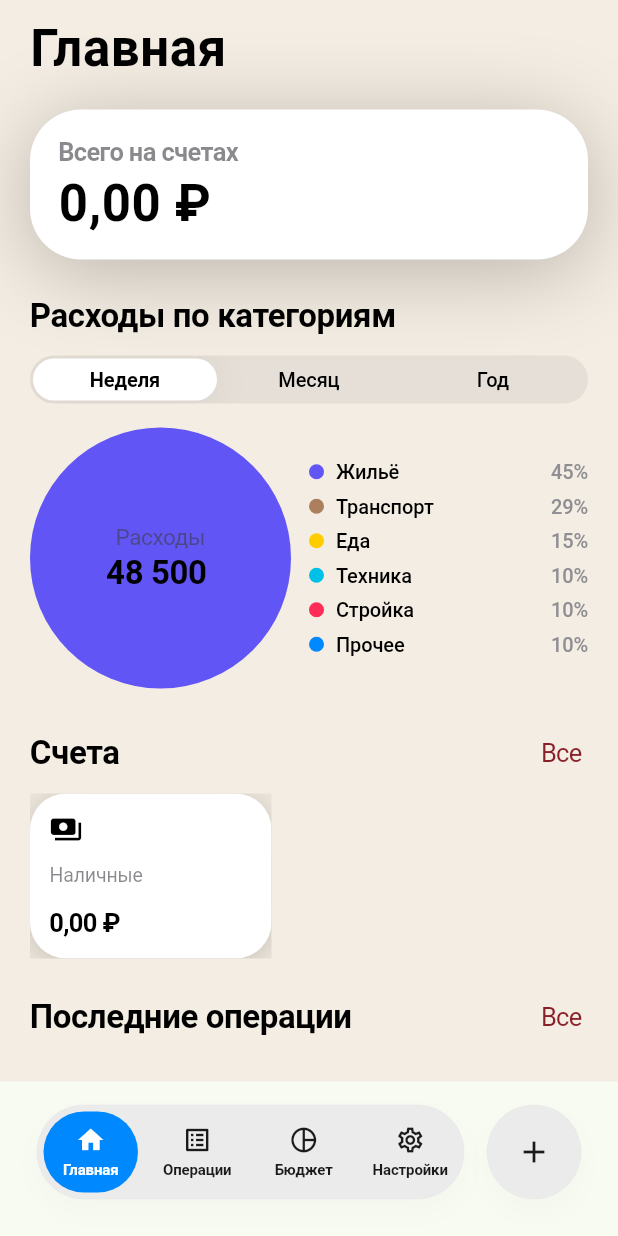
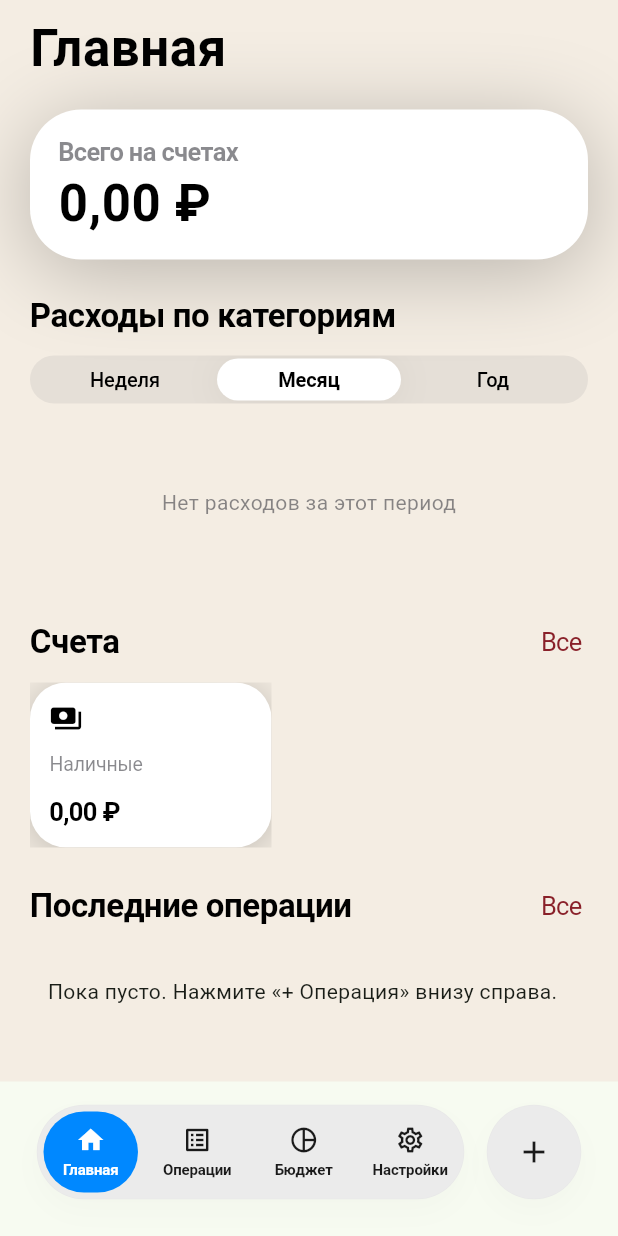
Before and after one commit to 0mnl/MyMoney, a Flutter app: the screen it shows after launch, on a phone screen of 412 x 824 dp. Run offline on Flutter 3.47's test engine with Material 3 defaults, Android fonts, the phone set to English and light mode, and no system bars; our stand-ins replace connectivity_plus, dio, fl_chart, flutter_riverpod, flutter_secure_storage, isar and 5 more; accounts and stored records are empty; generated files the repository leaves out were written again; Roboto replaces fonts that are missing (SF Pro).

Commit message:
fix(mobile): 22 бага — критические, навигация, данные, UI
Критические:
- home_tab: диаграмма расходов теперь использует реальные данные из
  periodAnalyticsProvider (было hardcoded 45%/29%/«48 500»)
- home_tab: _PeriodSegmentedControl привязан к selectedAnalyticsPeriodProvider —
  смена периода обновляет и диаграмму
- transactions/budgets/goals/debts/subscriptions: фильтрация isDeleted=true
  (после soft delete записи исчезают при возврате на экран)
- budget_progress: безопасный расчёт конца месяца через day=0 трюк
  (DateTime.utc(y, m+1, 0) = последний день месяца, без overflow)
- analytics_screen: guard plannedKopecks<=0 перед делением (нет деления на 0)

Навигация/UX:
- goals_screen: при попытке снять больше накопленного — snackbar вместо
  молчаливого возврата
- family_screen: userId.substring(0,8) защищён от коротких строк
- profile_screen: убран unsafe (as dynamic) cast на AuthSnapshot

Данные:
- analytics_providers: расчёт начала недели через localNow.weekday вместо
  UTC weekday (исправляет смещение дня для UTC+3 и других часовых поясов)
- subscriptions: _safeNextMonth() корректно переносит дату при месяцах
  с разным количеством дней (30/31 → 28/29)
- debts/subscriptions: picked.toUtc() → DateTime.utc(y,m,d) при выборе
  даты (убирает смещение полночи для часовых поясов UTC+N)
- profile_screen: «Изменить фото» показывает snackbar вместо пустого onTap

Co-Authored-By: Claude Sonnet 4.6 <noreply@anthropic.com>

```diff
--- a/mobile/lib/presentation/screens/analytics_screen.dart
+++ b/mobile/lib/presentation/screens/analytics_screen.dart
@@ -324,8 +324,9 @@ class AnalyticsScreen extends ConsumerWidget {
                   ),
                   const SizedBox(height: 8),
                   LinearProgressIndicator(
-                    value: (comp.actualKopecks / comp.plannedKopecks)
-                        .clamp(0.0, 1.0),
+                    value: comp.plannedKopecks <= 0
+                        ? 0.0
+                        : (comp.actualKopecks / comp.plannedKopecks).clamp(0.0, 1.0),
                     minHeight: 6,
                     backgroundColor: Colors.grey[300],
                     valueColor: AlwaysStoppedAnimation<Color>(
--- a/mobile/lib/presentation/screens/family_screen.dart
+++ b/mobile/lib/presentation/screens/family_screen.dart
@@ -126,7 +126,7 @@ class _FamilyScreenState extends ConsumerState<FamilyScreen> {
                 else
                   ..._members!.map((m) => ListTile(
                         leading: Icon(m.role == 'OWNER' ? Icons.star : Icons.person),
-                        title: Text('user ${m.userId.substring(0, 8)}…'),
+                        title: Text('user ${m.userId.length > 8 ? '${m.userId.substring(0, 8)}…' : m.userId}'),
                         subtitle: Text(m.role),
                       )),
                 TextButton(
--- a/mobile/lib/presentation/screens/home_tab.dart
+++ b/mobile/lib/presentation/screens/home_tab.dart
@@ -4,10 +4,12 @@ import 'package:flutter_riverpod/flutter_riverpod.dart';
 import '../../core/providers/app_providers.dart';
 import '../../domain/model/account.dart';
 import '../../domain/model/balances.dart';
+import '../../domain/model/budget.dart';
 import '../../domain/model/category.dart';
 import '../../domain/model/enums.dart';
 import '../../domain/model/money.dart';
 import '../../domain/model/transaction.dart';
+import '../providers/analytics_providers.dart';
 import '../widgets/category_icon.dart';
 import 'accounts_screen.dart';
 import 'analytics_screen.dart';
@@ -286,19 +288,20 @@ class _SectionHeader extends StatelessWidget {
   }
 }
 
-class _PeriodSegmentedControl extends StatefulWidget {
+class _PeriodSegmentedControl extends ConsumerWidget {
   const _PeriodSegmentedControl();
 
-  @override
-  State<_PeriodSegmentedControl> createState() => _PeriodSegmentedControlState();
-}
-
-class _PeriodSegmentedControlState extends State<_PeriodSegmentedControl> {
-  int _selected = 0;
-  static const _labels = ['Неделя', 'Месяц', 'Год'];
+  static const _items = [
+    (BudgetPeriodType.week, 'Неделя'),
+    (BudgetPeriodType.month, 'Месяц'),
+    (BudgetPeriodType.year, 'Год'),
+  ];
 
   @override
-  Widget build(BuildContext context) {
+  Widget build(BuildContext context, WidgetRef ref) {
+    final period = ref.watch(selectedAnalyticsPeriodProvider);
+    final selected = _items.indexWhere((e) => e.$1 == period);
+
     return Container(
       height: 32,
       clipBehavior: Clip.antiAlias,
@@ -309,15 +312,17 @@ class _PeriodSegmentedControlState extends State<_PeriodSegmentedControl> {
       padding: const EdgeInsets.all(2),
       child: Row(
         children: [
-          for (var i = 0; i < _labels.length; i++)
+          for (var i = 0; i < _items.length; i++)
             Expanded(
               child: GestureDetector(
                 behavior: HitTestBehavior.opaque,
-                onTap: () => setState(() => _selected = i),
+                onTap: () => ref
+                    .read(selectedAnalyticsPeriodProvider.notifier)
+                    .state = _items[i].$1,
                 child: Container(
                   height: 28,
                   alignment: Alignment.center,
-                  decoration: _selected == i
+                  decoration: selected == i
                       ? BoxDecoration(
                           color: Colors.white,
                           borderRadius: BorderRadius.circular(1000),
@@ -331,13 +336,13 @@ class _PeriodSegmentedControlState extends State<_PeriodSegmentedControl> {
                         )
                       : null,
                   child: Text(
-                    _labels[i],
+                    _items[i].$2,
                     style: TextStyle(
                       color: Colors.black,
                       fontSize: 13.33,
                       fontFamily: 'SF Pro',
                       fontWeight:
-                          _selected == i ? FontWeight.w600 : FontWeight.w500,
+                          selected == i ? FontWeight.w600 : FontWeight.w500,
                       height: 1.35,
                       letterSpacing: -0.08,
                     ),
@@ -351,27 +356,57 @@ class _PeriodSegmentedControlState extends State<_PeriodSegmentedControl> {
   }
 }
 
-class _CategoryDonutSection extends StatelessWidget {
+class _CategoryDonutSection extends ConsumerWidget {
   const _CategoryDonutSection({required this.onTap});
   final VoidCallback onTap;
 
-  // Placeholder distribution — real per-period aggregation lives in
-  // analytics_providers; will be wired up in a follow-up task.
-  static const _legend = <_LegendItem>[
-    _LegendItem(color: _accentIndigo, label: 'Жильё', percent: '45%'),
-    _LegendItem(color: _accentBrown, label: 'Транспорт', percent: '29%'),
-    _LegendItem(color: _accentYellow, label: 'Еда', percent: '15%'),
-    _LegendItem(color: _accentCyan, label: 'Техника', percent: '10%'),
-    _LegendItem(color: _accentPink, label: 'Стройка', percent: '10%'),
-    _LegendItem(color: _accentBlue, label: 'Прочее', percent: '10%'),
+  static const _chartColors = [
+    _accentIndigo,
+    _accentBrown,
+    _accentYellow,
+    _accentCyan,
+    _accentPink,
+    _accentBlue,
   ];
 
   @override
-  Widget build(BuildContext context) {
+  Widget build(BuildContext context, WidgetRef ref) {
+    final analyticsAsync = ref.watch(periodAnalyticsProvider);
+
     return GestureDetector(
       onTap: onTap,
       behavior: HitTestBehavior.opaque,
-      child: Row(
+      child: analyticsAsync.when(
+        loading: () => const SizedBox(
+          height: 174,
+          child: Center(child: CircularProgressIndicator()),
+        ),
+        error: (_, __) => const SizedBox.shrink(),
+        data: (analytics) {
+          final total = analytics.totalExpenseKopecks;
+          final cats = analytics.categoryBreakdown.values.toList()
+            ..sort((a, b) => b.totalKopecks.compareTo(a.totalKopecks));
+          final top = cats.take(6).toList();
+
+          if (top.isEmpty) {
+            return const SizedBox(
+              height: 100,
+              child: Center(
+                child: Text(
+                  'Нет расходов за этот период',
+                  style: TextStyle(color: _labelsSecondary),
+                ),
+              ),
+            );
+          }
+
+          final legend = top.asMap().entries.map((e) => _LegendItem(
+                color: _chartColors[e.key % _chartColors.length],
+                label: e.value.categoryName,
+                percent: '${e.value.percentageOfTotal.toStringAsFixed(0)}%',
+              )).toList();
+
+          return Row(
             crossAxisAlignment: CrossAxisAlignment.center,
             children: [
               SizedBox(
@@ -381,15 +416,15 @@ class _CategoryDonutSection extends StatelessWidget {
                   alignment: Alignment.center,
                   children: [
                     Container(
-                decoration: const ShapeDecoration(
-                  color: _accentIndigo,
-                  shape: OvalBorder(),
+                      decoration: ShapeDecoration(
+                        color: _chartColors[0],
+                        shape: const OvalBorder(),
                       ),
                     ),
-              const Column(
+                    Column(
                       mainAxisSize: MainAxisSize.min,
                       children: [
-                  Text(
+                        const Text(
                           'Расходы',
                           style: TextStyle(
                             color: _labelsSecondary,
@@ -401,8 +436,8 @@ class _CategoryDonutSection extends StatelessWidget {
                           ),
                         ),
                         Text(
-                    '48 500 ',
-                    style: TextStyle(
+                          Money.formatRub(total),
+                          style: const TextStyle(
                             color: _labelsPrimary,
                             fontSize: 22,
                             fontFamily: 'SF Pro',
@@ -422,14 +457,16 @@ class _CategoryDonutSection extends StatelessWidget {
                   mainAxisSize: MainAxisSize.min,
                   crossAxisAlignment: CrossAxisAlignment.start,
                   children: [
-              for (var i = 0; i < _legend.length; i++) ...[
+                    for (var i = 0; i < legend.length; i++) ...[
                       if (i > 0) const SizedBox(height: 5),
-                _CategoryLegendRow(item: _legend[i]),
+                      _CategoryLegendRow(item: legend[i]),
                     ],
                   ],
                 ),
               ),
             ],
+          );
+        },
       ),
     );
   }
--- a/mobile/lib/presentation/screens/profile_screen.dart
+++ b/mobile/lib/presentation/screens/profile_screen.dart
@@ -24,7 +24,7 @@ class _ProfileScreenState extends ConsumerState<ProfileScreen> {
   Widget build(BuildContext context) {
     final authAsync = ref.watch(authSnapshotProvider);
     final snap = authAsync.value;
-    final userId = (snap as dynamic)?.userId as String? ?? '—';
+    final userId = snap?.userId ?? '—';
 
     return Scaffold(
       backgroundColor: _bgBeige,
@@ -83,7 +83,9 @@ class _ProfileScreenState extends ConsumerState<ProfileScreen> {
                           ),
                           const SizedBox(height: 6),
                           GestureDetector(
-                            onTap: () {},
+                            onTap: () => ScaffoldMessenger.of(context).showSnackBar(
+                              const SnackBar(content: Text('Изменение фото — пока не реализовано')),
+                            ),
                             child: const Text(
                               'Изменить фото',
                               style: TextStyle(
```
Also changed, not shown: mobile/lib/domain/usecase/budget_progress.dart (+7 -3 lines), mobile/lib/presentation/providers/analytics_providers.dart (+11 -4 lines), mobile/lib/presentation/screens/budgets_screen.dart (+4 -3 lines), mobile/lib/presentation/screens/debts_screen.dart (+5 -2 lines), mobile/lib/presentation/screens/goals_screen.dart (+7 -2 lines), mobile/lib/presentation/screens/subscriptions_screen.dart (+14 -5 lines), mobile/lib/presentation/screens/transactions_screen.dart (+4 -3 lines). Lines whose indentation alone changed are shown as unchanged.
